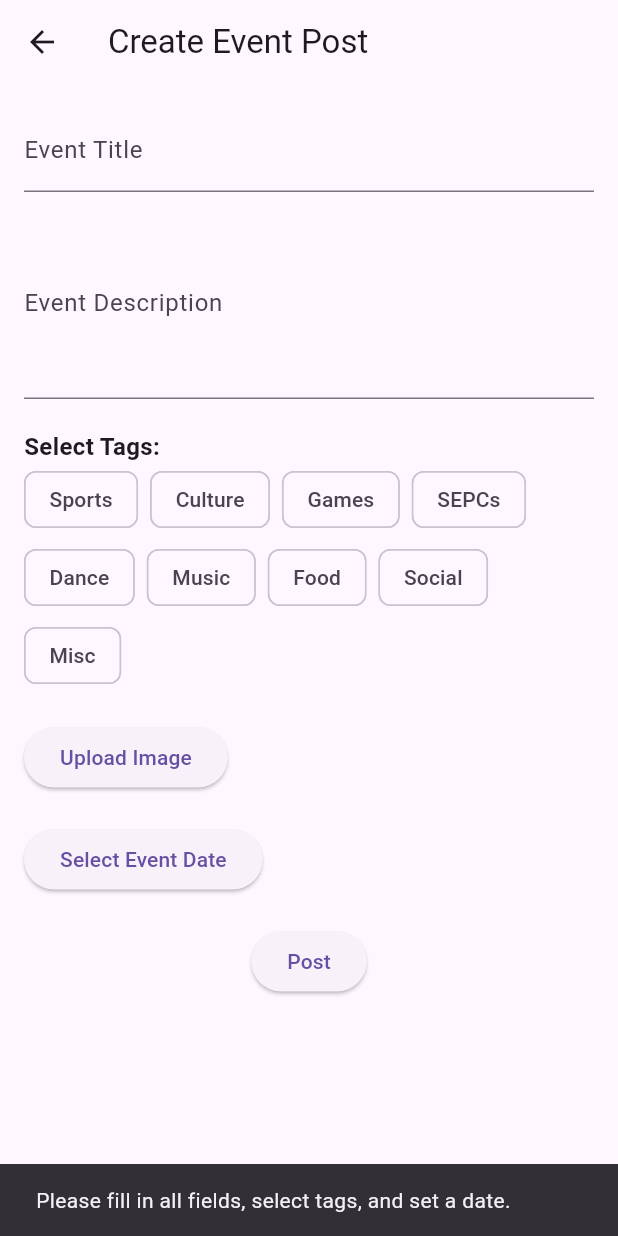
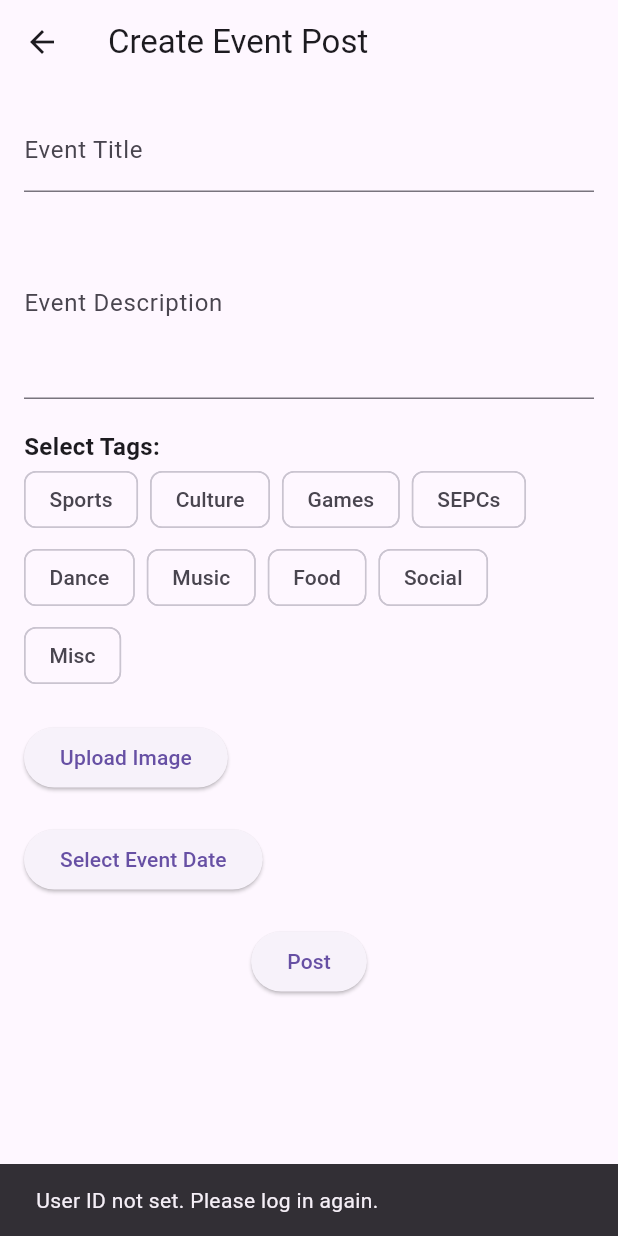
Before and after one commit to deplatt/GrinNet, a Flutter app: the CreatePostScreen screen opened directly, after a tap on "Post", on a phone screen of 412 x 824 dp. Run offline on Flutter 3.47's test engine with Material 3 defaults, Android fonts, the light colour scheme and no system bars; our stand-ins replace firebase_auth, firebase_core, image_picker; accounts and stored records are empty; network calls fail.

Commit message:
Made posting work with images fully
Made changes that made it to where posts + their images can be posted using the create post screen. The fix had to do mostly with properly retrieving the user id from the database after creating a user.

```diff
--- a/Flutter_GrinNet/lib/main.dart
+++ b/Flutter_GrinNet/lib/main.dart
@@ -80,8 +80,8 @@ class _EventFeedScreenState extends State<EventFeedScreen> {
         List<String> tags = post.postTags.split(',');
         return Event(
           username: post.posterUsername,
-          imageUrl: post.postPicture.isNotEmpty ? imageBaseUrl + '/' + post.postPicture : '',
-          profileImageUrl: post.userProfilePicture.isNotEmpty ? imageBaseUrl + '/' + post.userProfilePicture : '',
+          imageUrl: post.postPicture.isNotEmpty ? '$imageBaseUrl/${post.postPicture}' : '',
+          profileImageUrl: post.userProfilePicture.isNotEmpty ? '$imageBaseUrl/${post.userProfilePicture}' : '',
           text: post.postText,
           tags: tags,
         );
--- a/Flutter_GrinNet/lib/pages/create_post.dart
+++ b/Flutter_GrinNet/lib/pages/create_post.dart
@@ -58,6 +58,13 @@ class _CreatePostScreenState extends State<CreatePostScreen> {
   }
 
   void _submitPost() async {
+    if (Global.userId == 0) {
+      ScaffoldMessenger.of(context).showSnackBar(
+        SnackBar(content: Text("User ID not set. Please log in again.")),
+      );
+      return;
+    }
+
     final title = _titleController.text.trim();
     final description = _descriptionController.text.trim();
 
@@ -93,7 +100,7 @@ class _CreatePostScreenState extends State<CreatePostScreen> {
         currentUserId,
         postText,
         postImagePath,
-        selectedTags.toList(),
+        selectedTags.map((tag) => tag.toLowerCase()).toList(),  // <-- LOWERCASE TAGS
         _selectedEventDate!.toIso8601String(),
       );
 
```
Also changed, not shown: Flutter_GrinNet/lib/api_service.dart (+15 -3 lines), Flutter_GrinNet/lib/pages/login_register_page.dart (+15 -0 lines).
